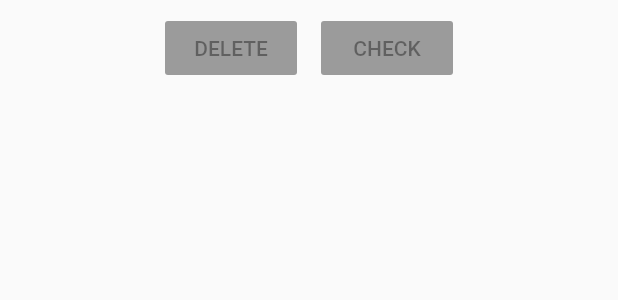
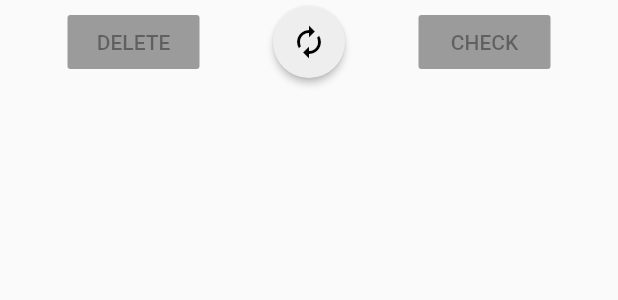
Before and after one commit to RocketRhubarb/spelling-bee, a Flutter app: the Buttons widget shown alone on an empty page, opened directly, on a phone screen of 412 x 824 dp. Shown: the top 300 px of the screen. Run offline on Flutter 3.47's test engine with Material 2 defaults, Android fonts, the phone set to English and light mode, and no system bars; missing offline and left inert: polygon_clipper.

Commit message:
Add and refactor deleta, refresh and check buttons

```diff
--- a/lib/main.dart
+++ b/lib/main.dart
@@ -10,7 +10,8 @@ class MyApp extends StatelessWidget {
   Widget build(BuildContext context) {
     return MaterialApp(
       debugShowCheckedModeBanner: false,
-      theme: ThemeData(primarySwatch: Colors.amber),
+      theme:
+          ThemeData(primarySwatch: Colors.amber, accentColor: Colors.grey[200]),
       home: HomePage(),
     );
   }
--- a/lib/widgets/buttons.dart
+++ b/lib/widgets/buttons.dart
@@ -11,24 +11,37 @@ class Buttons extends StatelessWidget {
     return Column(
       children: <Widget>[
         Row(
-          mainAxisAlignment: MainAxisAlignment.center,
+          mainAxisAlignment: MainAxisAlignment.spaceEvenly,
           children: <Widget>[
-            Padding(
-              padding: const EdgeInsets.all(8.0),
-              child: Container(
+            Flexible(
+              flex: 1,
               child: RaisedButton(
                 onPressed: removeLast,
                 child: Text('DELETE'),
+                color: Theme.of(context).accentColor,
+              ),
+            ),
+            Flexible(
+              child: Card(
+                color: Theme.of(context).accentColor,
+                shape: CircleBorder(),
+                elevation: 2.0,
+                child: IconButton(
+                  icon: Icon(
+                    Icons.autorenew,
+                    color: Colors.black,
+                  ),
+                  // TODO: Update letter order
+                  onPressed: null,
                 ),
               ),
             ),
-            Padding(
-              padding: const EdgeInsets.all(8.0),
-              child: Container(
+            Flexible(
+              flex: 1,
               child: RaisedButton(
                 onPressed: checkWord,
                 child: Text('CHECK'),
-                ),
+                color: Theme.of(context).accentColor,
               ),
             ),
           ],
```
Lines whose indentation alone changed are shown as unchanged.
